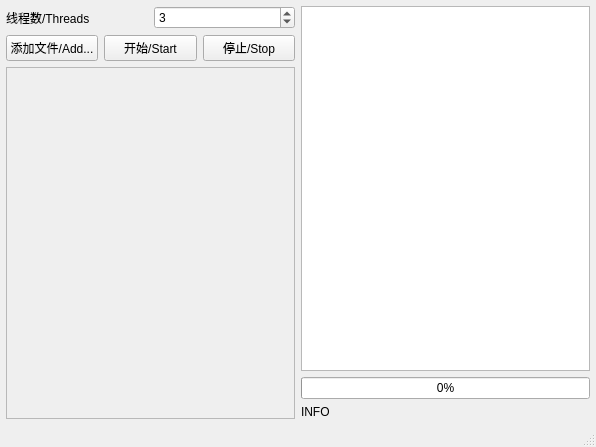
Above: cut_tool.ui from Blue-Beaker/blackscreen_cutter before the change. Below: the same form after it.
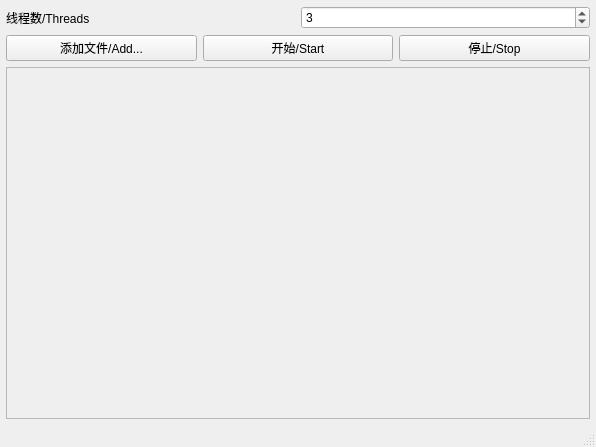
That is the form after the change.

Patch:
```diff
--- a/cut_tool.ui
+++ b/cut_tool.ui
@@ -88,7 +88,7 @@
           <rect>
            <x>0</x>
            <y>0</y>
-           <width>286</width>
+           <width>578</width>
            <height>290</height>
           </rect>
          </property>
@@ -108,27 +108,6 @@
       </item>
      </layout>
     </item>
-    <item>
-     <layout class="QVBoxLayout" name="currentFileSide">
-      <item>
-       <widget class="QListWidget" name="listThreads"/>
-      </item>
-      <item>
-       <widget class="QProgressBar" name="progress">
-        <property name="value">
-         <number>0</number>
-        </property>
-       </widget>
-      </item>
-      <item>
-       <widget class="QLabel" name="convertInfo">
-        <property name="text">
-         <string>INFO</string>
-        </property>
-       </widget>
-      </item>
-     </layout>
-    </item>
    </layout>
   </widget>
   <widget class="QMenuBar" name="menubar">
```
